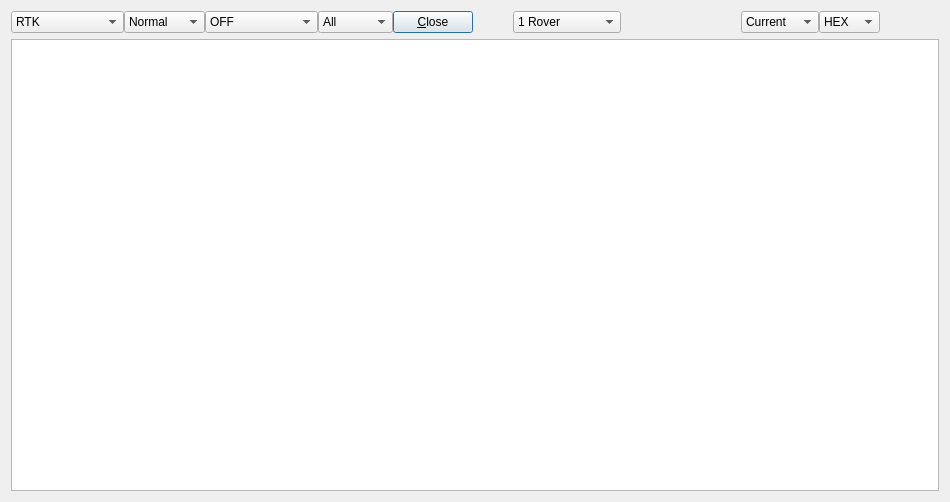
The window that app/rtknavi_qt/mondlg.ui (tomojitakasu/RTKLIB) describes before a commit, drawn with Qt 5.
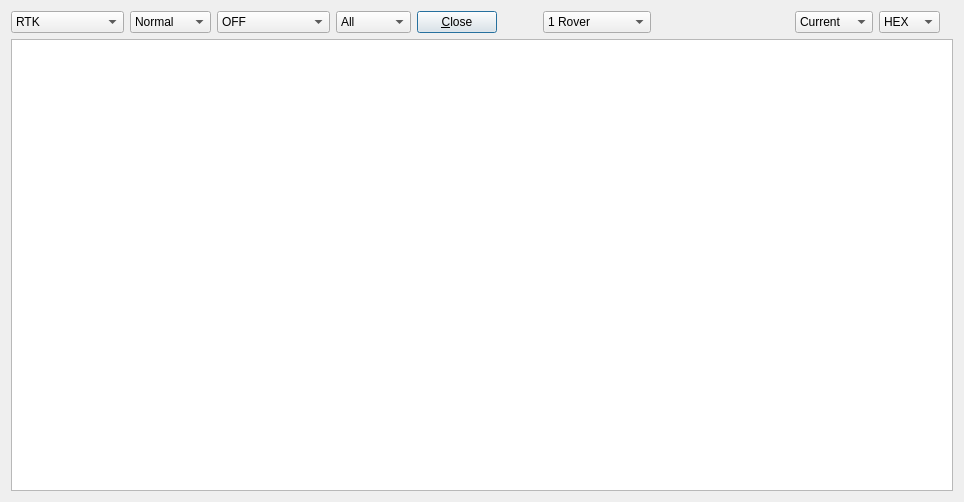
The same window after the commit. Icons and pictures are not drawn.

Patch:
```diff
--- a/app/rtknavi_qt/mondlg.ui
+++ b/app/rtknavi_qt/mondlg.ui
@@ -35,9 +35,6 @@
       <string/>
      </property>
      <layout class="QHBoxLayout" name="horizontalLayout">
-      <property name="spacing">
-       <number>0</number>
-      </property>
       <property name="leftMargin">
        <number>0</number>
       </property>
```
Left out of the diff: 8 changed lines with no effect on the pictures.
